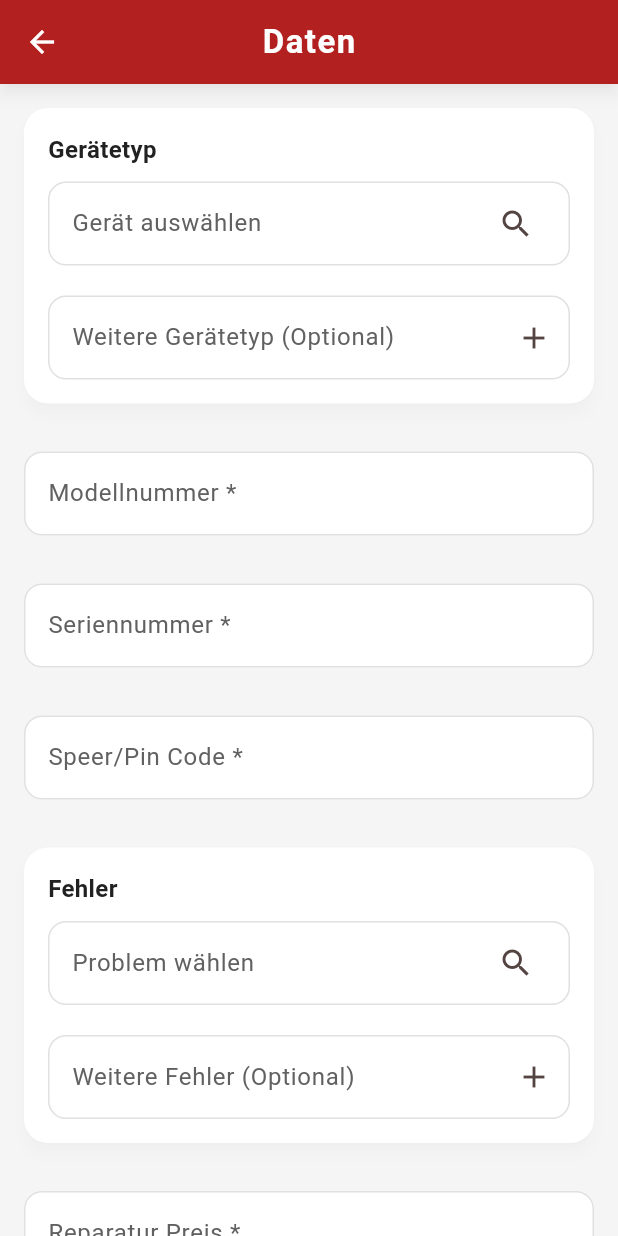
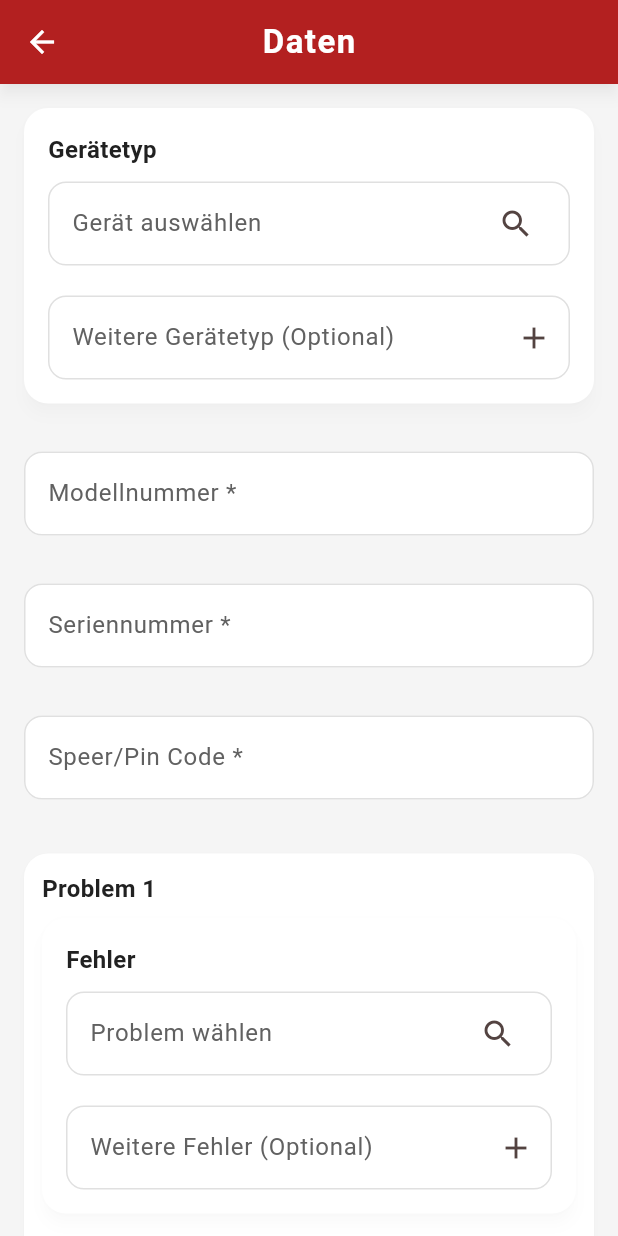
Before and after one commit to shenouda54/handy_notfall, a Flutter app: the screen it shows after launch, after a tap on "Weiter", on a phone screen of 412 x 824 dp. Run offline on Flutter 3.47's test engine with Material 3 defaults, Android fonts, the phone set to English and light mode, and no system bars; our stand-ins replace cloud_firestore, firebase_auth, firebase_core, open_file, permission_handler, shared_preferences; missing offline and left inert: flutter_email_sender; accounts and stored records are empty.

Commit message:
edit problem

```diff
--- a/lib/features/domain/entities/customer_data_telpone_entity.dart
+++ b/lib/features/domain/entities/customer_data_telpone_entity.dart
@@ -1,4 +1,5 @@
 import 'package:cloud_firestore/cloud_firestore.dart';
+import 'defect_item.dart';
 
 class CustomerDataEntity {
   final String customerFirstName;
@@ -10,9 +11,7 @@ class CustomerDataEntity {
   final String deviceModel;
   final String serialNumber;
   final String pinCode;
-  final String issue;
-  final int price;
-  final int quantity;
+  final List<DefectItem> defects;
   final Timestamp startDate;
   final Timestamp endDate;
   final bool isDone;
@@ -28,9 +27,7 @@ class CustomerDataEntity {
     required this.deviceModel,
     required this.serialNumber,
     required this.pinCode,
-    required this.issue,
-    required this.price,
-    required this.quantity,
+    required this.defects,
     required this.startDate,
     required this.endDate,
     required this.isDone,
--- a/lib/features/presentation/pages/data_telpone_screen.dart
+++ b/lib/features/presentation/pages/data_telpone_screen.dart
@@ -11,6 +11,7 @@ import '../../domain/entities/customer_data_telpone_entity.dart';
 import 'package:handy_notfall/service/issue_storage_service.dart';
 import 'package:handy_notfall/service/storage_service.dart';
 import 'package:handy_notfall/service/auftrag_pdf_service.dart';
+import '../../domain/entities/defect_item.dart';
 
 class DataTelponeScreen extends StatefulWidget {
   final String firstName;
@@ -38,8 +39,6 @@ class _DataTelponeScreenState extends State<DataTelponeScreen> {
   final TextEditingController deviceTypesController = TextEditingController();
   final TextEditingController serialNumberController = TextEditingController();
   final TextEditingController pinCodeController = TextEditingController();
-  final TextEditingController repairPriceController = TextEditingController();
-  final TextEditingController quantityController = TextEditingController(text: '1');
   final TextEditingController startDateController = TextEditingController();
   final TextEditingController endDateController = TextEditingController();
   final TextEditingController customIssueController = TextEditingController();
@@ -51,7 +50,6 @@ class _DataTelponeScreenState extends State<DataTelponeScreen> {
     'Toshiba', 'Asus', 'Acer', 'Microsoft', 'Realme', 'HTC', 'Motorola',
     'Blackberry',  'Caterpillar', 'Oppo', 'Google', 'Oneplus',
   ];
-  // To Do  هنعمل تعديل بدل الاضافيه اليدويه وهندخل  api
 
   List<String> issueOptions = [
     'Display', 'Akku', 'Kamera', 'Kameraglas', 'Hörmuschel',
@@ -61,9 +59,8 @@ class _DataTelponeScreenState extends State<DataTelponeScreen> {
     'Mikrofon', 'Kostenvoranschlag', 'Tischlampe', 'Reinigung',
   ];
 
-  // To Do  هنعمل تعديل بدل الاضافيه اليدويه وهندخل  api
-
-  final List<String> selectedIssues = [];
+  // Dynamic list for defect cards
+  List<DefectCardState> defectCards = [];
   bool _isLoading = true;
   bool _isSaving = false; // متغير للتحكم في حالة الحفظ
 
@@ -74,6 +71,8 @@ class _DataTelponeScreenState extends State<DataTelponeScreen> {
     super.initState();
     _loadCustomDeviceTypes();
     _loadCustomIssues();
+    // Add first defect card by default
+    defectCards.add(DefectCardState());
     Future.delayed(const Duration(milliseconds: 300), () {
       setState(() {
         _isLoading = false;
@@ -108,11 +107,14 @@ class _DataTelponeScreenState extends State<DataTelponeScreen> {
   void dispose() {
     modelController.dispose();
     deviceTypesController.dispose();
-    repairPriceController.dispose();
-    quantityController.dispose();
     startDateController.dispose();
     endDateController.dispose();
     customIssueController.dispose();
+    // Dispose defect card controllers
+    for (var card in defectCards) {
+      card.priceController.dispose();
+      card.quantityController.dispose();
+    }
     super.dispose();
   }
 
@@ -160,40 +162,28 @@ class _DataTelponeScreenState extends State<DataTelponeScreen> {
               const SizedBox(height: 16.0),
               CustomInputField(controller: pinCodeController, label: 'Speer/Pin Code *'),
               const SizedBox(height: 16.0),
-              // إزالة Row التي تحتوي على IssueSelection وIconButton البحث
-              IssueSelection(
-                issueOptions: issueOptions,
-                selectedIssues: selectedIssues,
-                customIssueController: customIssueController,
-                onAddIssue: (issue) async {
-                  setState(() {
-                    if (!selectedIssues.contains(issue)) {
-                      selectedIssues.add(issue);
-                    }
-                    if (!issueOptions.contains(issue)) {
-                      issueOptions.add(issue);
-                    }
-                  });
-                  await StorageService.saveIssue(issue);
-                },
-                onRemoveIssue: (issue) {
-                  setState(() {
-                    selectedIssues.remove(issue);
-                  });
-                },
-                menuMaxHeight: 250,
-              ),
-              const SizedBox(height: 16.0),
-              CustomInputField(
-                controller: repairPriceController,
-                label: 'Reparatur Preis *',
-                keyboardType: TextInputType.number,
-              ),
-              const SizedBox(height: 16.0),
-              CustomInputField(
-                controller: quantityController,
-                label: 'Menge *',
-                keyboardType: TextInputType.number,
+              // Defect Cards Section
+              ...defectCards.asMap().entries.map((entry) {
+                int index = entry.key;
+                DefectCardState card = entry.value;
+                return Column(
+                  children: [
+                    _buildDefectCard(card, index),
+                    const SizedBox(height: 8.0),
+                  ],
+                );
+              }).toList(),
+              // Add button
+              Align(
+                alignment: Alignment.centerRight,
+                child: IconButton(
+                  icon: const Icon(Icons.add_circle, color: Colors.green, size: 32),
+                  onPressed: () {
+                    setState(() {
+                      defectCards.add(DefectCardState());
+                    });
+                  },
+                ),
               ),
               const SizedBox(height: 16.0),
               DatePickerField(controller: startDateController, label: 'Anfang *'),
@@ -223,7 +213,17 @@ class _DataTelponeScreenState extends State<DataTelponeScreen> {
                       return;
                     }
 
+
                     try {
+                      // Collect defects from all cards
+                      List<DefectItem> defects = defectCards.map((card) {
+                        return DefectItem(
+                          issue: card.selectedIssues.join(', '),
+                          price: int.tryParse(card.priceController.text.trim()) ?? 0,
+                          quantity: int.tryParse(card.quantityController.text.trim()) ?? 1,
+                        );
+                      }).toList();
+
                       final entity = CustomerDataEntity(
                         customerFirstName: widget.firstName.trim(),
                         address: widget.address.trim(),
@@ -234,11 +234,7 @@ class _DataTelponeScreenState extends State<DataTelponeScreen> {
                         deviceModel: modelController.text.trim(),
                         serialNumber: serialNumberController.text.trim(),
                         pinCode: pinCodeController.text.trim(),
-                        issue: selectedIssues.isNotEmpty
-                            ? selectedIssues.join(', ')
-                            : 'No Issues',
-                        price: int.tryParse(repairPriceController.text.trim()) ?? 0,
-                        quantity: int.tryParse(quantityController.text.trim()) ?? 1,
+                        defects: defects,
                         startDate: startDateController.text.isNotEmpty
                             ? Timestamp.fromDate(DateFormat('yyyy-MM-dd').parse(startDateController.text.trim()))
                             : Timestamp.now(),
@@ -303,4 +299,89 @@ class _DataTelponeScreenState extends State<DataTelponeScreen> {
       ),
     );
   }
+
+  Widget _buildDefectCard(DefectCardState card, int index) {
+    return Card(
+      elevation: 2,
+      margin: const EdgeInsets.symmetric(vertical: 4),
+      child: Padding(
+        padding: const EdgeInsets.all(12.0),
+        child: Column(
+          crossAxisAlignment: CrossAxisAlignment.start,
+          children: [
+            Row(
+              mainAxisAlignment: MainAxisAlignment.spaceBetween,
+              children: [
+                Text(
+                  'Problem ${index + 1}',
+                  style: const TextStyle(fontSize: 16, fontWeight: FontWeight.bold),
+                ),
+                if (defectCards.length > 1)
+                  IconButton(
+                    icon: const Icon(Icons.delete, color: Colors.red),
+                    onPressed: () {
+                      setState(() {
+                        defectCards.removeAt(index);
+                      });
+                    },
+                  ),
+              ],
+            ),
+            const SizedBox(height: 8),
+            // Issue Selection
+            IssueSelection(
+              issueOptions: issueOptions,
+              selectedIssues: card.selectedIssues,
+              customIssueController: customIssueController,
+              onAddIssue: (issue) async {
+                setState(() {
+                  if (!card.selectedIssues.contains(issue)) {
+                    card.selectedIssues.add(issue);
+                  }
+                  if (!issueOptions.contains(issue)) {
+                    issueOptions.add(issue);
+                  }
+                });
+                await StorageService.saveIssue(issue);
+              },
+              onRemoveIssue: (issue) {
+                setState(() {
+                  card.selectedIssues.remove(issue);
+                });
+              },
+              menuMaxHeight: 200,
+            ),
+            const SizedBox(height: 12),
+            // Price and Quantity in a Row
+            Row(
+              children: [
+                Expanded(
+                  child: CustomInputField(
+                    controller: card.priceController,
+                    label: 'Preis *',
+                    keyboardType: TextInputType.number,
+                  ),
+                ),
+                const SizedBox(width: 12),
+                Expanded(
+                  child: CustomInputField(
+                    controller: card.quantityController,
+                    label: 'Menge *',
+                    keyboardType: TextInputType.number,
+                  ),
+                ),
+              ],
+            ),
+          ],
+        ),
+      ),
+    );
+  }
 }
+
+// Helper class to manage state for each defect card
+class DefectCardState {
+  final List<String> selectedIssues = [];
+  final TextEditingController priceController = TextEditingController();
+  final TextEditingController quantityController = TextEditingController(text: '1');
+}
--- a/lib/service/auftrag_pdf_service.dart
+++ b/lib/service/auftrag_pdf_service.dart
@@ -41,7 +41,9 @@ class AuftragPdfService {
         }
       }
 
+
       final pdfData = {
+        'defects': entity.defects.map((e) => e.toMap()).toList(),
         'customerFirstName': entity.customerFirstName.trim(),
         'address': entity.address.trim(),
         'city': entity.city.trim(),
@@ -51,8 +53,6 @@ class AuftragPdfService {
         'deviceModel': entity.deviceModel.trim(),
         'serialNumber': entity.serialNumber.trim(),
         'pinCode': entity.pinCode.trim(),
-        'issue': entity.issue,
-        'price': entity.price,
         'startDate': entity.startDate,
         'endDate': entity.endDate,
         'kundennummer': kundennummer,
```
Also changed, not shown: lib/data/datasources/screen_pdfs/auftrag/view/pdf_ui_auftrag.dart (+10 -6 lines), lib/data/datasources/screen_pdfs/kostenmittlung/view/pdf_ui_kostenmittlung.dart (+45 -8 lines), lib/data/datasources/screen_pdfs/rechnung/view/pdf_ui_builder.dart (+47 -8 lines), lib/data/datasources/screen_pdfs/rechnung_handy/view/pdf_ui_rechnung_handy_screen.dart (+36 -42 lines), lib/data/datasources/screen_pdfs/rechnungs_verkaufe/view/pdf_ui_verkaufe.dart (+40 -46 lines), lib/data/datasources/screen_pdfs/shared/pdf_widgets.dart (+4 -4 lines), lib/features/domain/usecases/save_customer_data_usecase.dart (+18 -3 lines), lib/models/customer_model.dart (+19 -2 lines).
